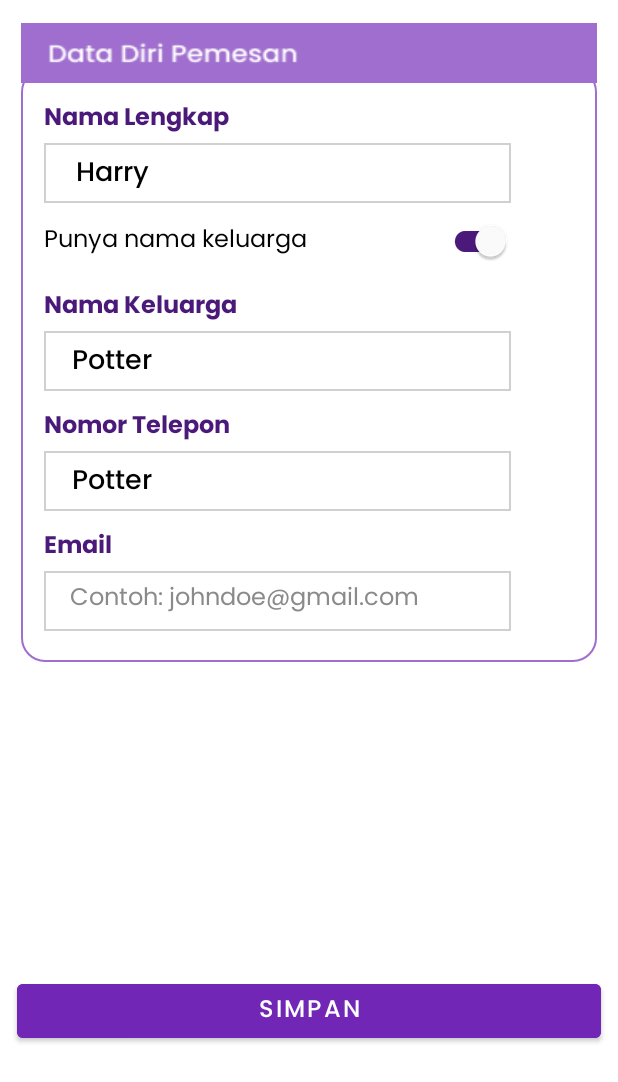
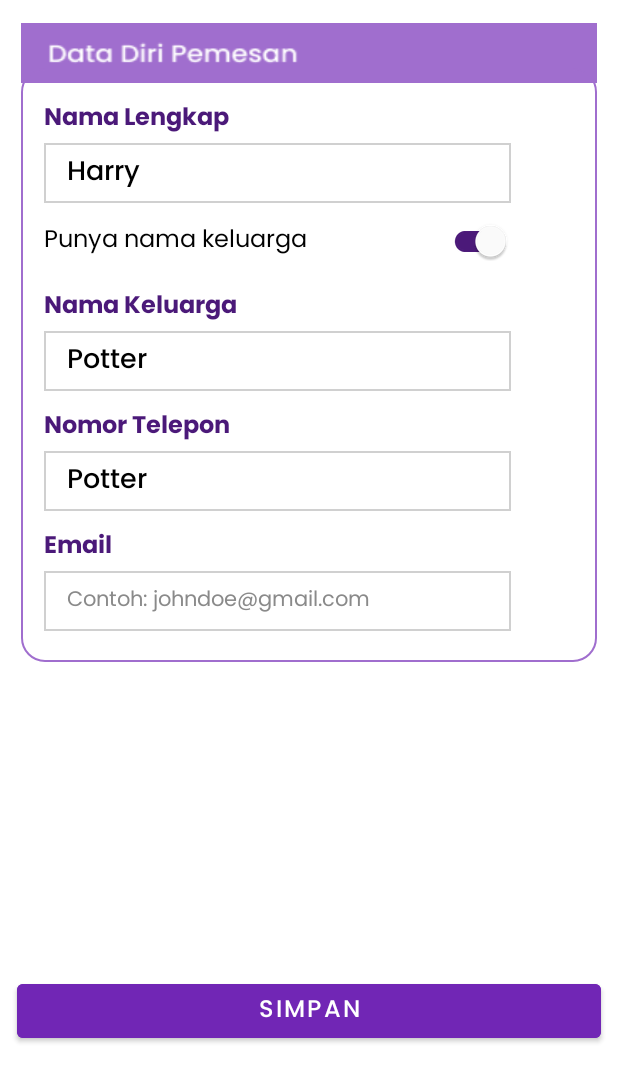
Before and after one commit to BINARFPC2/C2-Mobile, an Android app: the fragment BiodataPemesanFragment shown on its own in the app's theme, on a phone screen of 412 x 824 dp. Shown: the top 1082 px of the screen. Run offline under Robolectric (Android 15) with nearby library versions, the phone set to English and light mode, and no system bars.

Commit message:
update beranda

```diff
--- a/app/src/main/res/layout/fragment_biodata_pemesan.xml
+++ b/app/src/main/res/layout/fragment_biodata_pemesan.xml
@@ -30,25 +30,19 @@
             android:textColor="@color/darkblue_05"
             android:textSize="16dp" />
 
-        <RelativeLayout
+        <EditText
+            android:paddingLeft="15dp"
+            android:id="@+id/tvNamaLengkapPemesan"
+            style="@style/TextTitle16Medium"
+            android:hint="Harry"
+            android:textColorHint="@color/black"
+            android:textSize="18dp"
             android:layout_width="311dp"
             android:layout_height="40dp"
             android:layout_marginLeft="15dp"
             android:layout_marginTop="50dp"
-            android:background="@drawable/rectangle">
+            android:background="@drawable/rectangle"/>
 
-            <TextView
-                android:id="@+id/tvNamaLengkapPemesan"
-                style="@style/TextTitle16Medium"
-                android:layout_width="91dp"
-                android:layout_height="match_parent"
-                android:layout_marginTop="5dp"
-                android:gravity="center_horizontal"
-                android:text="Harry"
-                android:textColor="@color/black"
-                android:textSize="18dp" />
-
-        </RelativeLayout>
 
         <RelativeLayout
             android:layout_width="311dp"
@@ -89,25 +83,20 @@
             android:textColor="@color/darkblue_05"
             android:textSize="16dp" />
 
-        <RelativeLayout
+        <EditText
+            android:paddingLeft="15dp"
+            android:id="@+id/tvNamaKeluargaPemesan"
+            style="@style/TextTitle16Medium"
+            android:hint="Potter"
+            android:textColorHint="@color/black"
+            android:textSize="18dp"
             android:layout_width="311dp"
             android:layout_height="40dp"
             android:layout_marginLeft="15dp"
             android:layout_marginTop="175dp"
-            android:background="@drawable/rectangle">
+            android:background="@drawable/rectangle"/>
 
-            <TextView
-                android:id="@+id/tvNamaKeluargaPemesan"
-                style="@style/TextTitle16Medium"
-                android:layout_width="91dp"
-                android:layout_height="match_parent"
-                android:layout_marginTop="5dp"
-                android:gravity="center_horizontal"
-                android:text="Potter"
-                android:textColor="@color/black"
-                android:textSize="18dp" />
 
-        </RelativeLayout>
 
         <TextView
             style="@style/TextBody14Bold"
@@ -119,25 +108,20 @@
             android:textColor="@color/darkblue_05"
             android:textSize="16dp" />
 
-        <RelativeLayout
+        <EditText
+            android:paddingLeft="15dp"
+            android:id="@+id/tvNoTelfonPemesan"
+            style="@style/TextTitle16Medium"
+            android:hint="Potter"
+            android:textColorHint="@color/black"
+            android:textSize="18dp"
             android:layout_width="311dp"
             android:layout_height="40dp"
             android:layout_marginLeft="15dp"
             android:layout_marginTop="255dp"
-            android:background="@drawable/rectangle">
+            android:background="@drawable/rectangle"/>
 
-            <TextView
-                android:id="@+id/tvNoTelfonPemesan"
-                style="@style/TextTitle16Medium"
-                android:layout_width="91dp"
-                android:layout_height="match_parent"
-                android:layout_marginTop="5dp"
-                android:gravity="center_horizontal"
-                android:text="Potter"
-                android:textColor="@color/black"
-                android:textSize="18dp" />
 
-        </RelativeLayout>
 
 
         <TextView
@@ -150,25 +134,21 @@
             android:textColor="@color/darkblue_05"
             android:textSize="16dp" />
 
-        <RelativeLayout
+        <EditText
+            android:paddingLeft="15dp"
+            android:id="@+id/tvEmailPemesan"
             android:layout_width="311dp"
             android:layout_height="40dp"
             android:layout_marginLeft="15dp"
             android:layout_marginTop="335dp"
-            android:background="@drawable/rectangle">
+            android:background="@drawable/rectangle"
+            style="@style/TextBody14Regular"
+            android:text="Contoh: johndoe@gmail.com"
+            android:textColor="@color/neutral_03"
+            android:textSize="14dp"/>
 
-            <TextView
-                android:id="@+id/tvEmailPemesan"
-                style="@style/TextBody14Regular"
-                android:layout_width="match_parent"
-                android:layout_height="wrap_content"
-                android:layout_marginLeft="17dp"
-                android:layout_marginTop="5dp"
-                android:text="Contoh: johndoe@gmail.com"
-                android:textColor="@color/neutral_03"
-                android:textSize="16dp" />
 
-        </RelativeLayout>
+
 
     </RelativeLayout>
 
```
